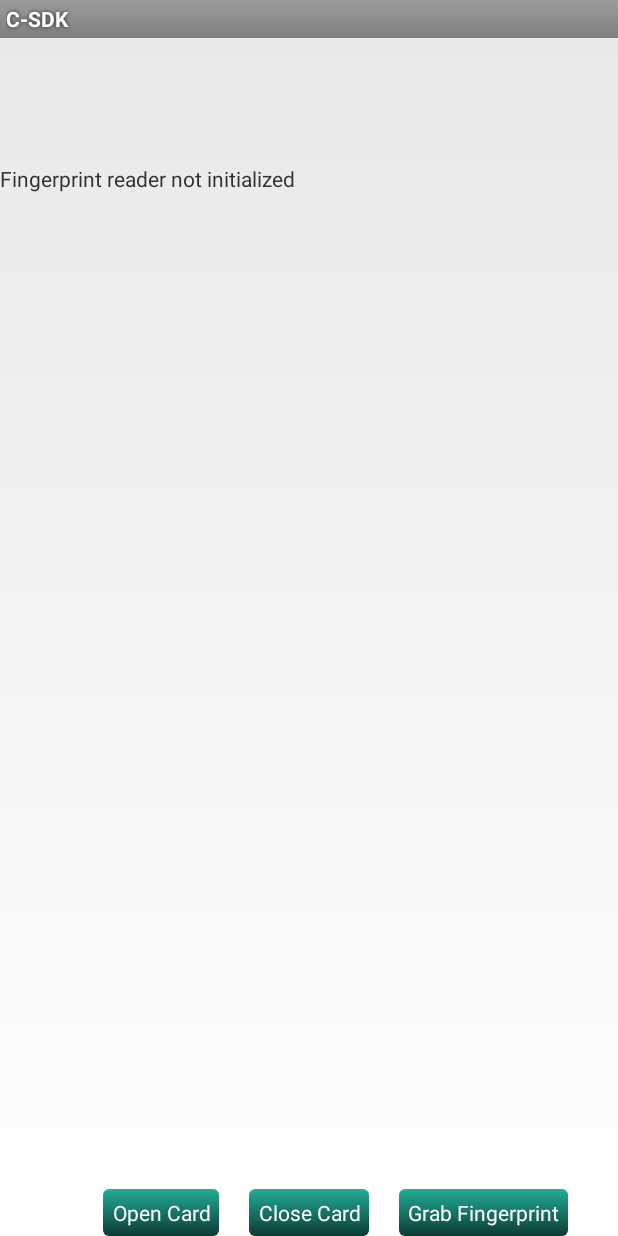
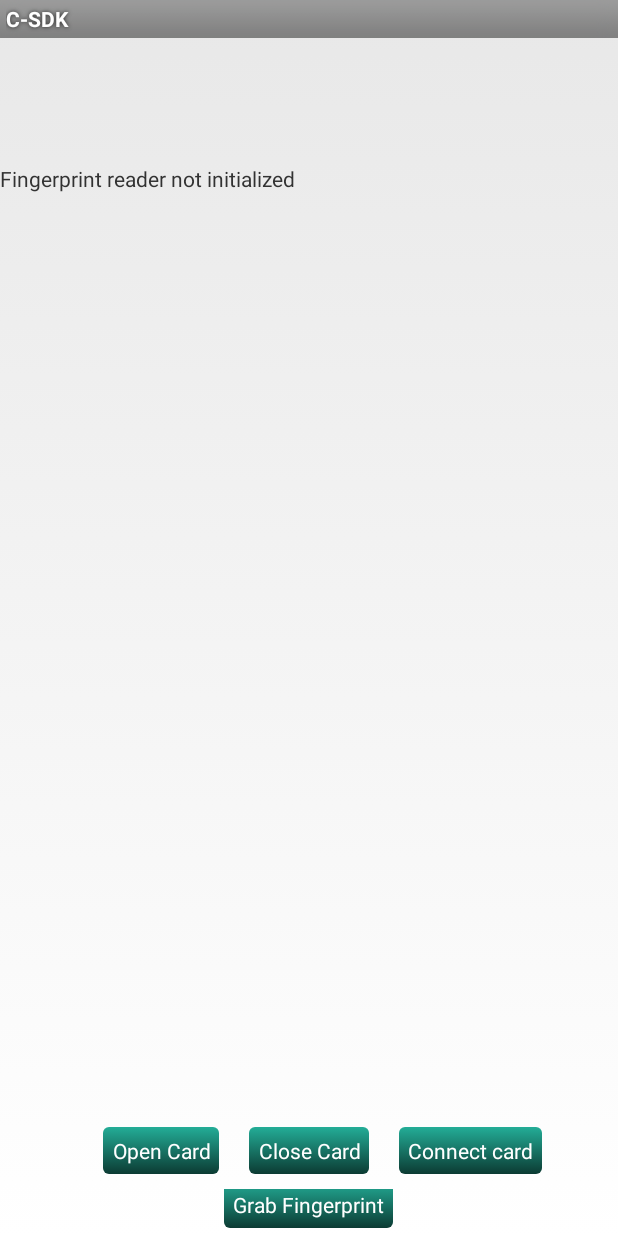
Before and after one commit to CredenceID/capp_SampleApp, an Android app: the layout page_nfc_reader.xml on its own in the app's theme, with its tools: preview values and no code run, on a phone screen of 412 x 824 dp. Run offline under Robolectric (Android 15) with nearby library versions, the phone set to English and light mode, and no system bars.

Commit message:
add card connect/disconnect for EktpCardReader

```diff
--- a/app/src/main/java/com/credenceid/sdkapp/pages/CardReaderPage.java
+++ b/app/src/main/java/com/credenceid/sdkapp/pages/CardReaderPage.java
@@ -203,7 +203,7 @@ public class CardReaderPage extends LinearLayout implements PageView {
         });
         buttonView.setEnabled(false);
 
-        buttonSyncAsync = (Button) findViewById(R.id.sync_button);
+        buttonSyncAsync = (Button) findViewById(R.id.sync_async_button);
         buttonSyncAsync.setOnClickListener(new OnClickListener() {
             @Override
             public void onClick(View v) {
@@ -211,7 +211,7 @@ public class CardReaderPage extends LinearLayout implements PageView {
                 buttonSyncAsync.setText(isSyncMode ? "Sync" : "Async");
             }
         });
-        buttonConnectDisconnect = (Button) findViewById(R.id.connect_button);
+        buttonConnectDisconnect = (Button) findViewById(R.id.connect_disconnect_button);
         buttonConnectDisconnect.setOnClickListener(new OnClickListener() {
             @Override
             public void onClick(View view) {
@@ -221,7 +221,6 @@ public class CardReaderPage extends LinearLayout implements PageView {
                     connectCardReader();
                 } else {
                     disConnectCardReader();
-                    buttonConnectDisconnect.setText("Connect");
                 }
             }
         });
--- a/app/src/main/res/layout/page_nfc_reader.xml
+++ b/app/src/main/res/layout/page_nfc_reader.xml
@@ -51,8 +51,12 @@
 
     </ScrollView>
 
+    <LinearLayout
+        android:layout_width="fill_parent"
+        android:layout_height="wrap_content"
+        android:orientation="vertical">
+
         <RelativeLayout
-
             android:id="@+id/rl_button_row"
             android:layout_width="fill_parent"
             android:layout_height="wrap_content" >
@@ -77,14 +81,27 @@
                 android:layout_centerHorizontal="true"
                 android:text="@string/close_card" />
             <Button
+                android:id="@+id/connect_disconnect_card_btn"
+                style="@style/SmallPageButton"
+                android:layout_height="wrap_content"
+                android:layout_toEndOf="@+id/close_id_btn"
+                android:text="@string/connect"
+                android:layout_centerVertical="true"
+                android:layout_toRightOf="@+id/close_id_btn" />
+        </RelativeLayout>
+
+        <RelativeLayout
+            android:layout_width="fill_parent"
+            android:layout_height="wrap_content"
+            android:paddingTop="@dimen/activity_vertical_margin">
+
+            <Button
                 android:id="@+id/btn_grab_fingerprint"
                 style="@style/SmallPageButton"
                 android:layout_height="wrap_content"
-            android:layout_toEndOf="@+id/close_id_btn"
                 android:text="@string/grab_fingerprint"
                 android:layout_centerVertical="true"
-            android:layout_toRightOf="@+id/close_id_btn" />
-
+                android:layout_centerHorizontal="true" />
         </RelativeLayout>
-
     </LinearLayout>
+</LinearLayout>
--- a/app/src/main/res/values/strings.xml
+++ b/app/src/main/res/values/strings.xml
@@ -142,8 +142,8 @@
     <string name="close">Close</string>
     <string name="close_id">Close</string>
 
-    <string name="connect">Connect</string>
-    <string name="disconnect">Disconnect</string>
+    <string name="connect">Connect card</string>
+    <string name="disconnect">Disconnect card</string>
 
     <string name="connecting">Connecting card</string>
     <string name="connected">Card is connected</string>
```
Also changed, not shown: app/src/main/java/com/credenceid/sdkapp/pages/NfcPage.java (+42 -0 lines), app/src/main/res/layout/page_card_reader.xml (+4 -4 lines). Lines whose indentation alone changed are shown as unchanged.
